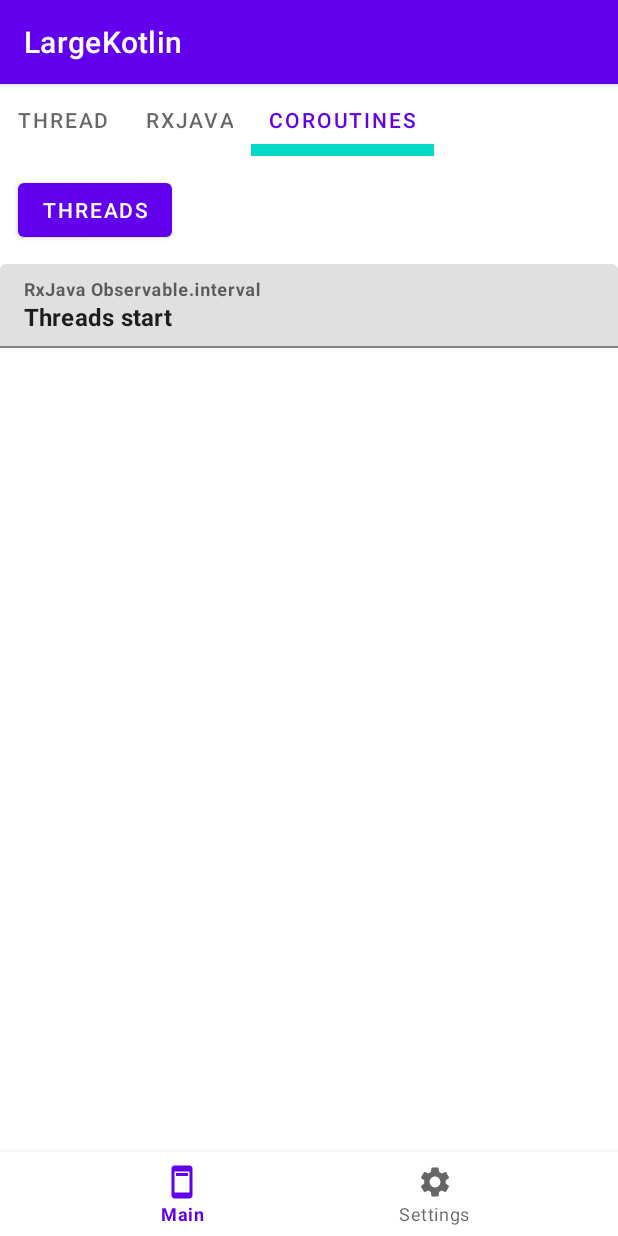
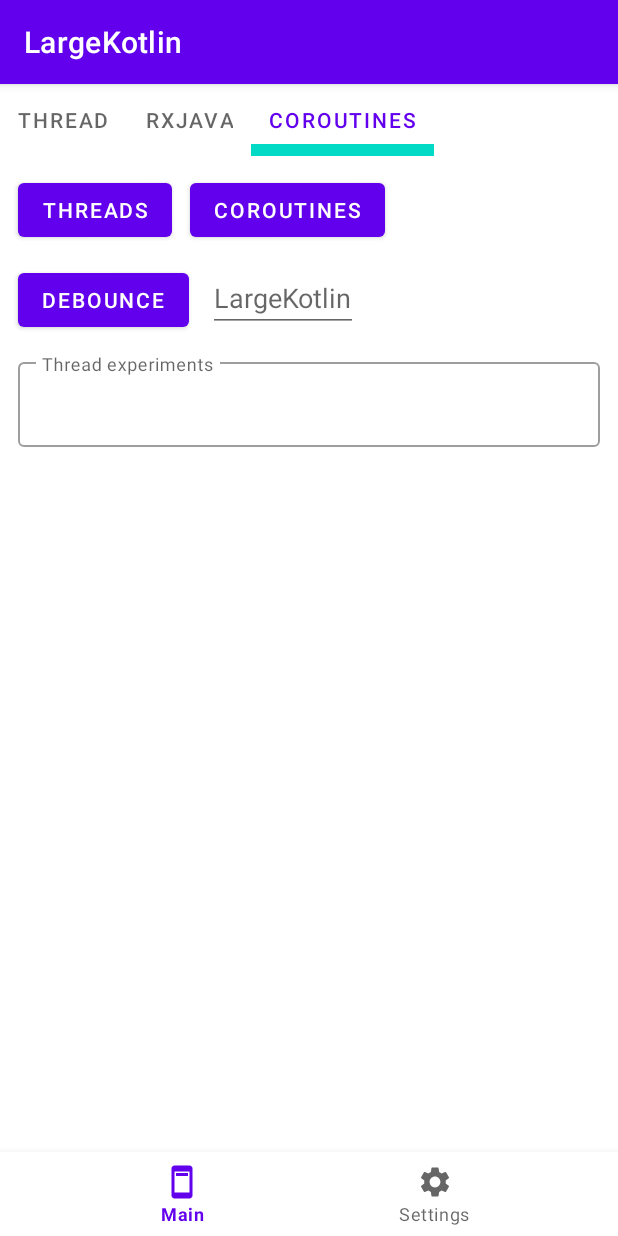
Before and after one commit to OlegQt/LargeKotlin, an Android app: the screen it shows after launch (RootActivity), tab 3 chosen, on a phone screen of 412 x 824 dp. Run offline under Robolectric (Android 15) with nearby library versions, the phone set to English and light mode, and no system bars; our stand-ins replace RxJava.

Commit message:
two debounce function to search TextEdit view inserted: 1) Via Handler(Looper()) 2) Via Coroutines
Factorial func with coroutines

```diff
--- a/app/build.gradle
+++ b/app/build.gradle
@@ -37,6 +37,9 @@ android {
 }
 
 dependencies {
+    // Coroutines
+    implementation("org.jetbrains.kotlinx:kotlinx-coroutines-android:1.3.9")
+
     // Retrofit
     implementation("com.squareup.retrofit2:retrofit:2.9.0")
     implementation("com.squareup.retrofit2:converter-gson:2.9.0")
--- a/app/src/main/java/com/largekotlin/MainFragment.kt
+++ b/app/src/main/java/com/largekotlin/MainFragment.kt
@@ -46,7 +46,7 @@ class MainFragment : Fragment() {
         }.attach()
 
         // Go to second Tab
-        binding.tabLayout.selectTab(binding.tabLayout.getTabAt(1))
+        binding.tabLayout.selectTab(binding.tabLayout.getTabAt(2))
 
     }
 
--- a/app/src/main/java/com/largekotlin/fragments/Tab2Fragment.kt
+++ b/app/src/main/java/com/largekotlin/fragments/Tab2Fragment.kt
@@ -25,7 +25,7 @@ class Tab2Fragment : Fragment() {
 
         binding.btnStandardRetrofit.setOnClickListener { vm.standardRetrofit() }
 
-        binding.btnTimerObservable.setOnClickListener { vm.makeTimerObservable() }
+        binding.btnThreadStart.setOnClickListener { vm.makeTimerObservable() }
 
         binding.btnRxjavaRetrofit.setOnClickListener { vm.rxRetrofit() }
 
--- a/app/src/main/java/com/largekotlin/fragments/Tab3Fragment.kt
+++ b/app/src/main/java/com/largekotlin/fragments/Tab3Fragment.kt
@@ -4,19 +4,21 @@ import android.os.Bundle
 import android.view.LayoutInflater
 import android.view.View
 import android.view.ViewGroup
+import androidx.core.widget.doOnTextChanged
 import androidx.fragment.app.Fragment
 import androidx.lifecycle.ViewModelProvider
 import com.largekotlin.databinding.FragmentTab2Binding
 import com.largekotlin.databinding.FragmentTab3Binding
 import com.largekotlin.util.MessageProvider
 import com.largekotlin.viewmodels.Tab2ViewModel
+import com.largekotlin.viewmodels.Tab3ViewModel
 
 
 class Tab3Fragment : Fragment() {
     private var _binding: FragmentTab3Binding? = null
     private val binding get() = _binding!!
 
-    private val vm by lazy { ViewModelProvider(this)[Tab2ViewModel::class.java] }
+    private val vm by lazy { ViewModelProvider(this)[Tab3ViewModel::class.java] }
 
     override fun onCreateView(
         inflater: LayoutInflater, container: ViewGroup?,
@@ -24,6 +26,13 @@ class Tab3Fragment : Fragment() {
     ): View? {
         _binding = FragmentTab3Binding.inflate(inflater, container, false)
 
+        binding.btnThreadStart.setOnClickListener {
+            vm.startLongFun()
+        }
+
+        binding.btnCoroutines.setOnClickListener {
+            vm.coroutinesLaunch()
+        }
 
         // Inflate the layout for this fragment
         return _binding?.root
@@ -32,7 +41,16 @@ class Tab3Fragment : Fragment() {
     override fun onViewCreated(view: View, savedInstanceState: Bundle?) {
         super.onViewCreated(view, savedInstanceState)
 
-        binding.txtThreads.setText("Threads start")
+        vm.threadTxt.observe(viewLifecycleOwner){binding.txtThreads.setText(it)}
+
+        vm.dialogAlertMessage.observe(viewLifecycleOwner){messageString ->
+            (requireActivity() as MessageProvider).showMessage(messageString)
+        }
+
+        binding.txtDebounce.doOnTextChanged { text, start, before, count ->
+            //vm.debounceSearchText(text.toString())
+            vm.debounceSearchTextCoroutine(text.toString())
+        }
 
     }
 
--- a/app/src/main/res/layout/fragment_tab2.xml
+++ b/app/src/main/res/layout/fragment_tab2.xml
@@ -12,7 +12,7 @@
     <!-- TODO: RX_TIMER -->
 
     <com.google.android.material.button.MaterialButton
-        android:id="@+id/btn_timer_observable"
+        android:id="@+id/btn_thread_start"
         android:layout_width="0dp"
         android:layout_height="wrap_content"
 
@@ -33,7 +33,7 @@
         android:hint="RxJava Observable.interval"
 
         app:layout_constraintEnd_toEndOf="parent"
-        app:layout_constraintStart_toEndOf="@+id/btn_timer_observable"
+        app:layout_constraintStart_toEndOf="@+id/btn_thread_start"
         app:layout_constraintTop_toTopOf="parent"
         tools:layout_editor_absoluteY="12dp">
 
--- a/app/src/main/res/layout/fragment_tab3.xml
+++ b/app/src/main/res/layout/fragment_tab3.xml
@@ -11,39 +11,67 @@
     <!-- TODO: RX_TIMER -->
 
     <com.google.android.material.button.MaterialButton
-        android:id="@+id/btn_timer_observable"
+        android:id="@+id/btn_thread_start"
         android:layout_width="0dp"
         android:layout_height="wrap_content"
         android:layout_margin="12dp"
+
 
         android:text="Threads"
 
         app:layout_constraintStart_toStartOf="parent"
         app:layout_constraintTop_toTopOf="parent" />
 
+
     <com.google.android.material.textfield.TextInputLayout
+        style="@style/Widget.MaterialComponents.TextInputLayout.OutlinedBox"
         android:id="@+id/filledTextFieldA"
-        android:layout_width="0dp"
+        android:layout_width="match_parent"
         android:layout_height="wrap_content"
-
-        android:layout_marginVertical="12dp"
-        android:hint="RxJava Observable.interval"
-
-        app:layout_constraintEnd_toEndOf="parent"
-        app:layout_constraintStart_toStartOf="parent"
-        app:layout_constraintTop_toBottomOf="@+id/btn_timer_observable">
+        android:layout_margin="12dp"
+        app:layout_constraintTop_toBottomOf="@id/btn_coroutines_debounce"
+        android:hint="Thread experiments">
 
         <com.google.android.material.textfield.TextInputEditText
             android:id="@+id/txt_threads"
             android:layout_width="match_parent"
             android:layout_height="match_parent"
-
             android:focusable="false"
-
-            android:text="@string/app_name"
-            android:textStyle="bold" />
+            android:text="@string/app_name"/>
 
     </com.google.android.material.textfield.TextInputLayout>
 
+    <com.google.android.material.button.MaterialButton
+        android:id="@+id/btn_coroutines"
+        android:layout_width="wrap_content"
+        android:layout_height="wrap_content"
+        android:layout_margin="12dp"
+
+        android:text="Coroutines"
+        app:layout_constraintStart_toEndOf="@+id/btn_thread_start"
+        app:layout_constraintTop_toTopOf="parent" />
+
+    <com.google.android.material.button.MaterialButton
+        android:id="@+id/btn_coroutines_debounce"
+        android:layout_width="wrap_content"
+        android:layout_height="wrap_content"
+        android:layout_margin="12dp"
+
+        android:text="Debounce"
+        app:layout_constraintStart_toStartOf="parent"
+        app:layout_constraintTop_toBottomOf="@id/btn_thread_start" />
+
+    <EditText
+        android:id="@+id/txt_debounce"
+
+        android:layout_width="wrap_content"
+        android:layout_height="wrap_content"
+        android:hint="@string/app_name"
+
+        android:layout_margin="12dp"
+
+        app:layout_constraintStart_toStartOf="@id/btn_coroutines"
+        app:layout_constraintTop_toBottomOf="@id/btn_coroutines"/>
+
 
 </androidx.constraintlayout.widget.ConstraintLayout>
```
Also changed, not shown: app/src/main/java/com/largekotlin/viewmodels/Tab3ViewModel.kt (added, +131 -0 lines).
